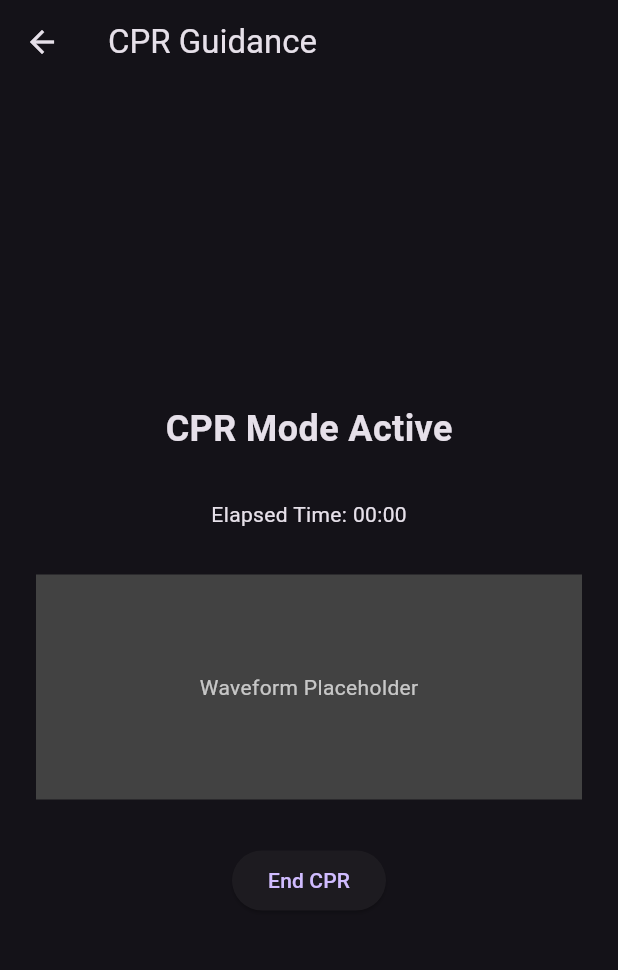
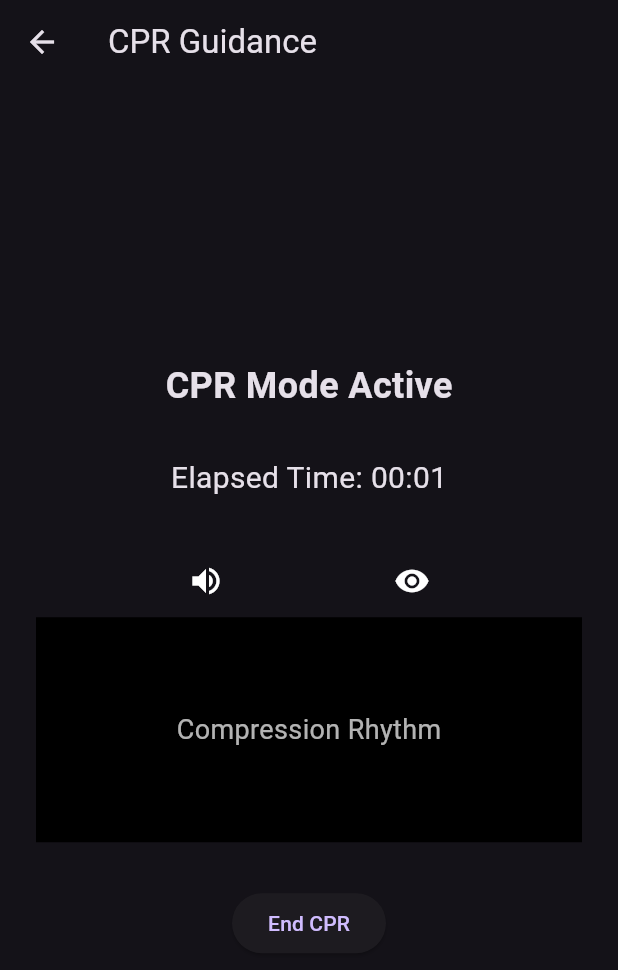
Before and after one commit to birchbdev/cpr-assistant-app, a Flutter app: the screen it shows after launch, after a tap on "Start CPR", on a phone screen of 412 x 824 dp. Shown: the top 970 px of the screen. Run offline on Flutter 3.47's test engine with Material 3 defaults, Android fonts, the phone set to English and light mode, and no system bars; our stand-ins replace audioplayers.

Commit message:
feature: added audio and visual cues with metronome

```diff
--- a/lib/screens/cpr_screen.dart
+++ b/lib/screens/cpr_screen.dart
@@ -1,7 +1,74 @@
+import 'dart:async';
 import 'package:flutter/material.dart';
 
-class CPRScreen extends StatelessWidget {
+import 'package:audioplayers/audioplayers.dart';
+
+final AudioPlayer _audioPlayer = AudioPlayer();
+bool _pulseOn = false;
+late Timer _metronomeTimer;
+
+class CPRScreen extends StatefulWidget {
   const CPRScreen({super.key});
+
+  @override
+  State<CPRScreen> createState() => _CPRScreenState();
+}
+
+class _CPRScreenState extends State<CPRScreen> {
+  late Timer _timer;
+  int _elapsedSeconds = 0;
+  bool _audioEnabled = true;
+  bool _visualEnabled = true;
+
+  @override
+  void initState() {
+    super.initState();
+    _timer = Timer.periodic(const Duration(seconds: 1), (timer) {
+      setState(() {
+        _elapsedSeconds++;
+      });
+    });
+    // Metronome: ~110 bpm (every 545ms)
+    _metronomeTimer = Timer.periodic(const Duration(milliseconds: 545), (timer) {
+      _playTick();
+      if (_visualEnabled) {
+        setState(() {
+          _pulseOn = true;
+        });
+        Future.delayed(const Duration(milliseconds: 100), () {
+          if (mounted) {
+            setState(() => _pulseOn = false);
+          }
+        });
+      }
+    //   setState(() {
+    //     _pulseOn = !_pulseOn; // Toggle visual cue
+    //   });
+    });
+  }
+
+  @override
+  void dispose() {
+    _timer.cancel();
+    super.dispose();
+    _metronomeTimer.cancel();
+    _audioPlayer.dispose();
+  }
+
+  void _playTick() async {
+    // await _audioPlayer.play(AssetSource('sounds/tick.wav'));
+    if (_audioEnabled) {
+      await _audioPlayer.play(AssetSource('sounds/tick.wav'));
+    }
+  }
+
+  String _formatElapsedTime() {
+    final minutes = (_elapsedSeconds ~/ 60).toString().padLeft(2, '0');
+    final seconds = (_elapsedSeconds % 60).toString().padLeft(2, '0');
+    return '$minutes:$seconds';
+  }
+
+
 
   @override
   Widget build(BuildContext context) {
@@ -17,18 +84,57 @@ class CPRScreen extends StatelessWidget {
               style: TextStyle(fontSize: 24, fontWeight: FontWeight.bold),
             ),
             const SizedBox(height: 30),
-            const Text('Elapsed Time: 00:00'),
+            Text(
+              'Elapsed Time: ${_formatElapsedTime()}',
+              style: const TextStyle(fontSize: 20),
+            ),
             const SizedBox(height: 30),
-            Container(
+
+
+              Row( // does this go here?
+                mainAxisAlignment: MainAxisAlignment.spaceEvenly,
+                children: [
+                  IconButton(
+                    onPressed: () {
+                      setState(() => _audioEnabled = !_audioEnabled);
+                    },
+                    icon: Icon(
+                      _audioEnabled ? Icons.volume_up : Icons.volume_off,
+                      color: Colors.white,
+                    ),
+                  ),
+                  IconButton(
+                    onPressed: () {
+                      setState(() => _visualEnabled = !_visualEnabled);
+                    },
+                    icon: Icon(
+                      _visualEnabled ? Icons.visibility : Icons.visibility_off,
+                      color: Colors.white,
+                    ),
+                  ),
+                ],
+              ),
+
+
+            AnimatedContainer(
               width: double.infinity,
               height: 150,
-              color: Colors.grey.shade800,
+              duration: const Duration(milliseconds: 100),
+              decoration: BoxDecoration(
+                color: Colors.black,
+                border: _visualEnabled && _pulseOn
+                    ? Border.all(color: Colors.white, width: 4)
+                    : Border.all(color: Colors.transparent),
+              ),
               alignment: Alignment.center,
               child: const Text(
-                'Waveform Placeholder',
-                style: TextStyle(color: Colors.white70),
+                'Compression Rhythm',
+                style: TextStyle(color: Colors.white70, fontSize: 18),
               ),
             ),
+
+
+
             const SizedBox(height: 30),
             ElevatedButton(
               onPressed: () {
--- a/pubspec.yaml
+++ b/pubspec.yaml
@@ -41,6 +41,10 @@ dependencies:
   # Use with the CupertinoIcons class for iOS style icons.
   cupertino_icons: ^1.0.8
 
+# flutter:
+#   assets:
+#     - assets/sounds/tick.wav
+
 dev_dependencies:
   flutter_test:
     sdk: flutter
@@ -57,6 +61,8 @@ dev_dependencies:
 
 # The following section is specific to Flutter packages.
 flutter:
+  assets:
+    - assets/sounds/tick.wav
 
   # The following line ensures that the Material Icons font is
   # included with your application, so that you can use the icons in
```
Also changed, not shown: lib/components/waveforrm_widgeet.dart (deleted), lib/components/waveforrm_widget.dart (added), 1 other file.
